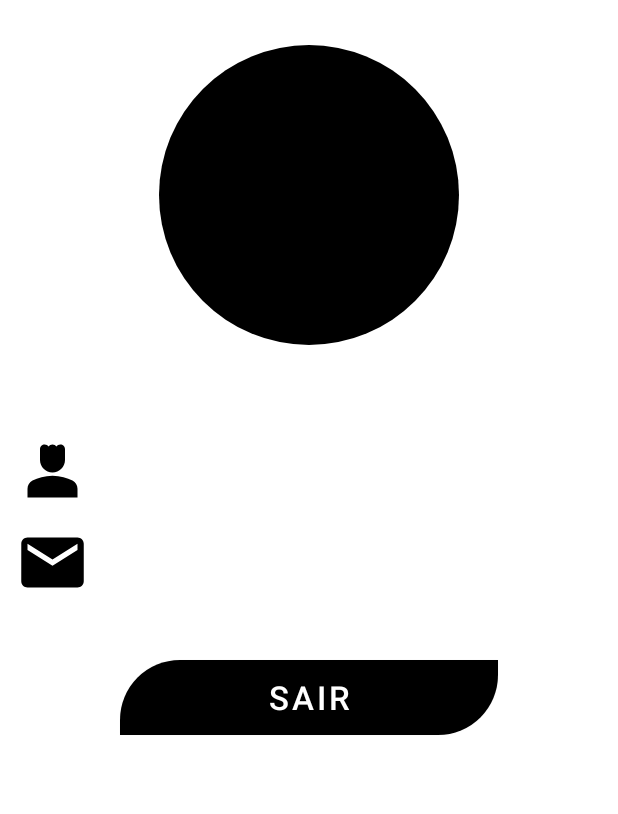
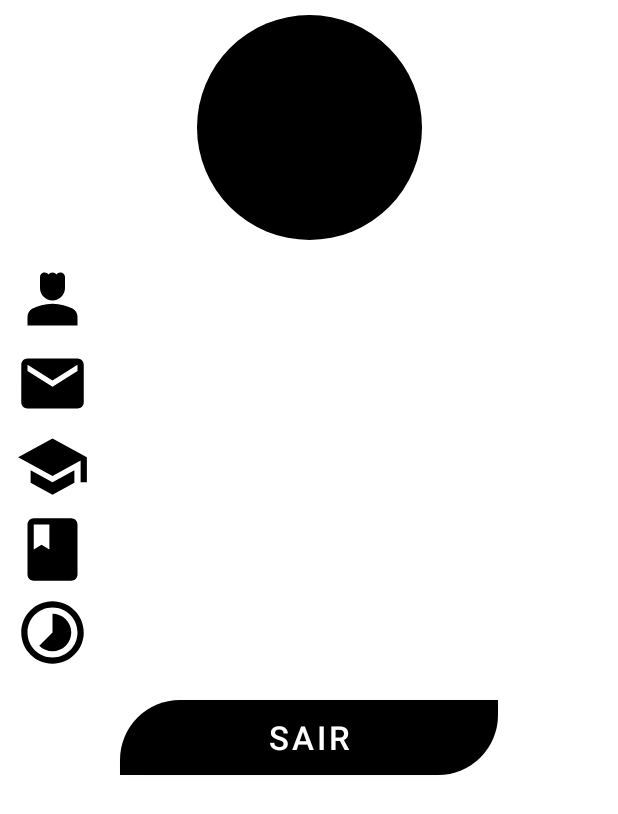
Before and after one commit to joabeAnjos/BasicNotePad, an Android app: the layout dialog_usuario.xml on its own in the app's theme, with its tools: preview values and no code run, on a phone screen of 412 x 824 dp. Shown: the top 814 px of the screen. Run offline under Robolectric (Android 15) with nearby library versions, the phone set to English and light mode, and no system bars.

Commit message:
dialog finalizada com todos os edits recuperados: nome,email,curso,turma,periodo

```diff
--- a/app/src/main/java/com/example/basicnotepad/dialog/DialogPerfilUsuario.kt
+++ b/app/src/main/java/com/example/basicnotepad/dialog/DialogPerfilUsuario.kt
@@ -24,8 +24,11 @@ class DialogPerfilUsuario(private val activity: Activity) {
     fun recuperarDadosUsuario(){
         val nome = binding.txtperfil
         val email = binding.txtEmail
+        val curso = binding.txtCurso
+        val turma = binding.txtTurma
+        val periodo = binding.txtPeriodo
         val db = BancoDados()
-        db.recuperarDadosUsuarioPerfil(nome,email)
+        db.recuperarDadosUsuarioPerfil(nome,email,curso,turma,periodo)
 
         binding.btSair.setOnClickListener {
             FirebaseAuth.getInstance().signOut()
--- a/app/src/main/res/drawable/dialog_imagem.xml
+++ b/app/src/main/res/drawable/dialog_imagem.xml
@@ -5,8 +5,6 @@
 
         <shape android:shape="oval">
             <solid android:color="@color/black"/>
-            <size android:width="200dp"/>
-                <size android:height="200dp"/>
         </shape>
 
     </item>
--- /dev/null
+++ b/app/src/main/res/drawable/escola.xml
@@ -0,0 +1,5 @@
+<vector android:height="24dp" android:tint="#000000"
+    android:viewportHeight="24" android:viewportWidth="24"
+    android:width="24dp" xmlns:android="http://schemas.android.com/apk/res/android">
+    <path android:fillColor="@android:color/white" android:pathData="M5,13.18v4L12,21l7,-3.82v-4L12,17l-7,-3.82zM12,3L1,9l11,6 9,-4.91V17h2V9L12,3z"/>
+</vector>
--- /dev/null
+++ b/app/src/main/res/drawable/periodo.xml
@@ -0,0 +1,5 @@
+<vector android:height="24dp" android:tint="#000000"
+    android:viewportHeight="24" android:viewportWidth="24"
+    android:width="24dp" xmlns:android="http://schemas.android.com/apk/res/android">
+    <path android:fillColor="@android:color/white" android:pathData="M16.24,7.76C15.07,6.59 13.54,6 12,6v6l-4.24,4.24c2.34,2.34 6.14,2.34 8.49,0 2.34,-2.34 2.34,-6.14 -0.01,-8.48zM12,2C6.48,2 2,6.48 2,12s4.48,10 10,10 10,-4.48 10,-10S17.52,2 12,2zM12,20c-4.42,0 -8,-3.58 -8,-8s3.58,-8 8,-8 8,3.58 8,8 -3.58,8 -8,8z"/>
+</vector>
--- /dev/null
+++ b/app/src/main/res/drawable/turma.xml
@@ -0,0 +1,5 @@
+<vector android:height="24dp" android:tint="#000000"
+    android:viewportHeight="24" android:viewportWidth="24"
+    android:width="24dp" xmlns:android="http://schemas.android.com/apk/res/android">
+    <path android:fillColor="@android:color/white" android:pathData="M18,2H6c-1.1,0 -2,0.9 -2,2v16c0,1.1 0.9,2 2,2h12c1.1,0 2,-0.9 2,-2V4c0,-1.1 -0.9,-2 -2,-2zM6,4h5v8l-2.5,-1.5L6,12V4z"/>
+</vector>
--- a/app/src/main/res/layout/dialog_usuario.xml
+++ b/app/src/main/res/layout/dialog_usuario.xml
@@ -6,13 +6,13 @@
 
     <ImageView
         android:id="@+id/imagePerfil"
-        android:layout_width="wrap_content"
-        android:layout_height="wrap_content"
+        android:layout_width="150dp"
+        android:layout_height="150dp"
         android:src="@drawable/dialog_imagem"
         app:layout_constraintStart_toStartOf="parent"
         app:layout_constraintEnd_toEndOf="parent"
         app:layout_constraintTop_toTopOf="parent"
-        android:layout_marginTop="30dp" />
+        android:layout_marginTop="10dp" />
 
     <ImageView
         android:id="@+id/perfil"
@@ -22,7 +22,7 @@
         app:layout_constraintStart_toStartOf="parent"
         app:layout_constraintTop_toBottomOf="@id/imagePerfil"
         android:layout_marginStart="10dp"
-        android:layout_marginTop="60dp" />
+        android:layout_marginTop="15dp" />
 
     <ImageView
         android:id="@+id/email"
@@ -32,7 +32,37 @@
         app:layout_constraintStart_toStartOf="parent"
         app:layout_constraintTop_toBottomOf="@id/perfil"
         android:layout_marginStart="10dp"
-        android:layout_marginTop="10dp" />
+        android:layout_marginTop="5dp" />
+
+    <ImageView
+        android:id="@+id/curso"
+        android:layout_width="50dp"
+        android:layout_height="50dp"
+        android:src="@drawable/escola"
+        app:layout_constraintStart_toStartOf="parent"
+        app:layout_constraintTop_toBottomOf="@id/email"
+        android:layout_marginStart="10dp"
+        android:layout_marginTop="5dp" />
+
+    <ImageView
+        android:id="@+id/turma"
+        android:layout_width="50dp"
+        android:layout_height="50dp"
+        android:src="@drawable/turma"
+        app:layout_constraintStart_toStartOf="parent"
+        app:layout_constraintTop_toBottomOf="@id/curso"
+        android:layout_marginStart="10dp"
+        android:layout_marginTop="5dp" />
+
+    <ImageView
+        android:id="@+id/periodo"
+        android:layout_width="50dp"
+        android:layout_height="50dp"
+        android:src="@drawable/periodo"
+        app:layout_constraintStart_toStartOf="parent"
+        app:layout_constraintTop_toBottomOf="@id/turma"
+        android:layout_marginStart="10dp"
+        android:layout_marginTop="5dp" />
 
     <TextView
         android:id="@+id/txtperfil"
@@ -58,6 +88,41 @@
         app:layout_constraintBottom_toBottomOf="@id/email"
         android:layout_marginStart="10dp" />
 
+    <TextView
+        android:id="@+id/txtCurso"
+        android:layout_width="wrap_content"
+        android:layout_height="wrap_content"
+        android:text=""
+        android:textSize="18sp"
+        android:textColor="@color/black"
+        app:layout_constraintStart_toEndOf="@id/curso"
+        app:layout_constraintTop_toTopOf="@id/curso"
+        app:layout_constraintBottom_toBottomOf="@id/curso"
+        android:layout_marginStart="10dp" />
+
+    <TextView
+        android:id="@+id/txtTurma"
+        android:layout_width="wrap_content"
+        android:layout_height="wrap_content"
+        android:text=""
+        android:textSize="18sp"
+        android:textColor="@color/black"
+        app:layout_constraintStart_toEndOf="@id/turma"
+        app:layout_constraintTop_toTopOf="@id/turma"
+        app:layout_constraintBottom_toBottomOf="@id/turma"
+        android:layout_marginStart="10dp" />
+    <TextView
+        android:id="@+id/txtPeriodo"
+        android:layout_width="wrap_content"
+        android:layout_height="wrap_content"
+        android:text=""
+        android:textSize="18sp"
+        android:textColor="@color/black"
+        app:layout_constraintStart_toEndOf="@id/periodo"
+        app:layout_constraintTop_toTopOf="@id/periodo"
+        app:layout_constraintBottom_toBottomOf="@id/periodo"
+        android:layout_marginStart="10dp" />
+
     <Button
         android:id="@+id/btSair"
         android:layout_width="match_parent"
@@ -67,13 +132,12 @@
         android:background="@drawable/retangulo_activity_main"
         app:layout_constraintStart_toStartOf="parent"
         app:layout_constraintEnd_toEndOf="parent"
-        app:layout_constraintTop_toBottomOf="@id/email"
+        app:layout_constraintTop_toBottomOf="@id/periodo"
         app:layout_constraintBottom_toBottomOf="parent"
-        android:layout_marginTop="40dp"
+        android:layout_marginTop="20dp"
         android:layout_marginStart="80dp"
         android:layout_marginEnd="80dp"
-        android:layout_marginBottom="15dp"
-        />
+        android:layout_marginBottom="5dp" />
 
 
 </androidx.constraintlayout.widget.ConstraintLayout>
```
Also changed, not shown: app/src/main/java/com/example/basicnotepad/Activities/TelaCadastro.kt (+6 -4 lines), app/src/main/java/com/example/basicnotepad/model/BancoDados.kt (+9 -3 lines), app/src/main/res/layout/activity_tela_cadastro.xml (+11 -8 lines).
